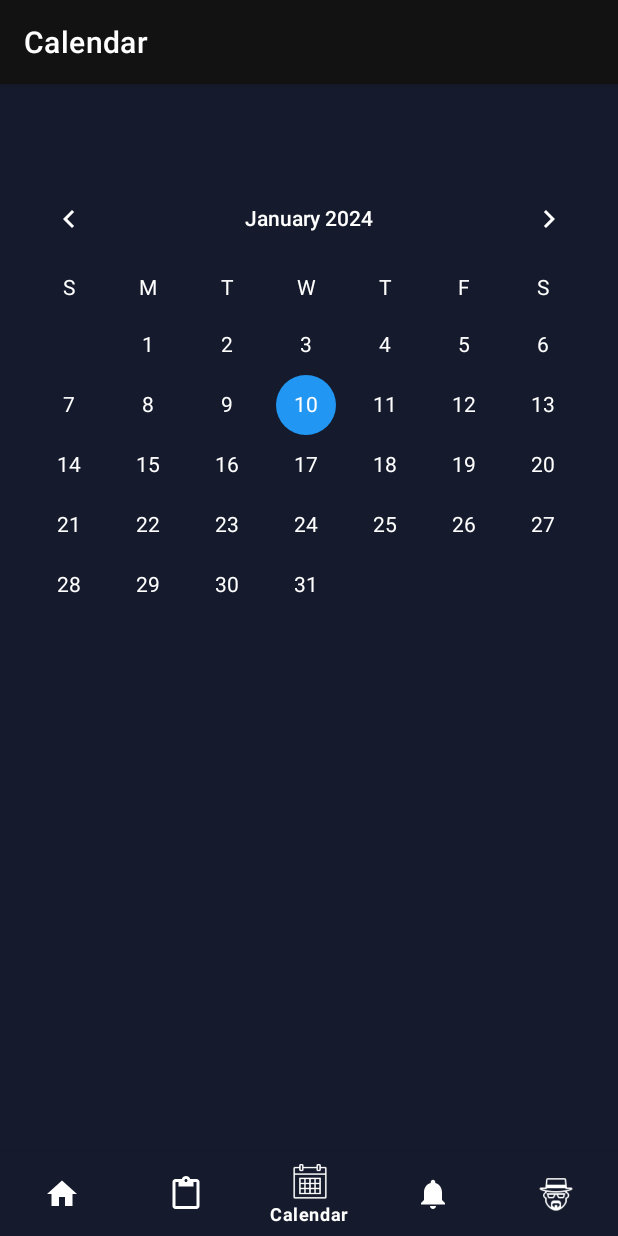
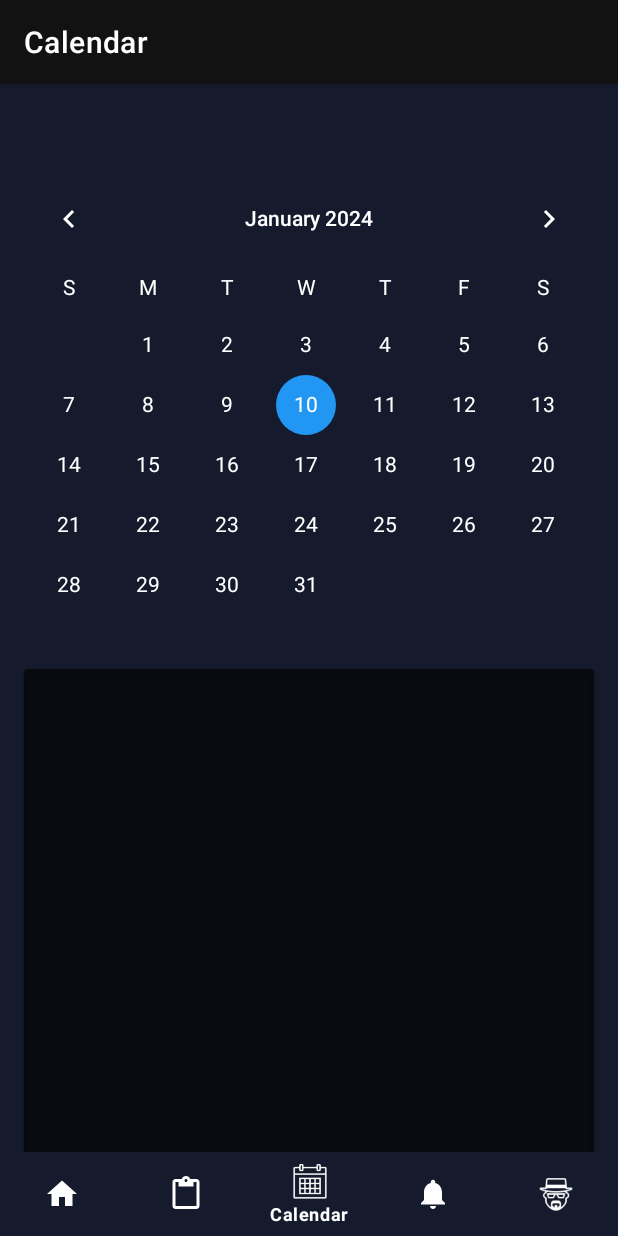
Before and after one commit to Alexmarques11/GymRats, an Android app: the CalendarFragment screen opened through its navigation route, on a phone screen of 412 x 824 dp. Run offline under Robolectric (Android 15) with nearby library versions, the phone set to English and light mode, and no system bars; our stand-ins replace Room's generated code, navigation-ui.

Commit message:
Nada de Mais

```diff
--- a/app/build.gradle.kts
+++ b/app/build.gradle.kts
@@ -63,5 +63,7 @@ dependencies {
     implementation("androidx.room:room-runtime:$room_version")
     annotationProcessor("androidx.room:room-compiler:$room_version")
 
+    implementation ("androidx.cardview:cardview:1.0.0")
+
     kapt("androidx.room:room-compiler:$room_version")
 }
--- a/app/src/main/res/layout/fragment_calendar.xml
+++ b/app/src/main/res/layout/fragment_calendar.xml
@@ -1,6 +1,7 @@
 <?xml version="1.0" encoding="utf-8"?>
 <LinearLayout
     xmlns:android="http://schemas.android.com/apk/res/android"
+    xmlns:app="http://schemas.android.com/apk/res-auto"
     android:layout_width="match_parent"
     android:layout_height="match_parent"
     android:orientation="vertical"
@@ -14,10 +15,20 @@
         android:theme="@style/CalenderViewCustom"
         android:weekDayTextAppearance="@style/CalenderViewWeekCustomText" />
 
-    <ListView
-        android:id="@+id/listViewCalendar"
+    <androidx.cardview.widget.CardView
         android:layout_width="match_parent"
         android:layout_height="0dp"
-        android:layout_weight="1" />
+        android:layout_marginStart="16dp"
+        android:layout_marginTop="8dp"
+        android:layout_marginEnd="16dp"
+        android:layout_marginBottom="8dp"
+        android:layout_weight="0.2"
+        app:cardBackgroundColor="#99000000">
 
+        <ListView
+            android:id="@+id/listViewCalendar"
+            android:layout_width="match_parent"
+            android:layout_height="match_parent"
+            android:padding="8dp" />
+    </androidx.cardview.widget.CardView>
 </LinearLayout>
--- a/app/src/main/res/layout/row_calendar.xml
+++ b/app/src/main/res/layout/row_calendar.xml
@@ -31,4 +31,5 @@
         app:layout_constraintEnd_toEndOf="parent"
         app:layout_constraintStart_toStartOf="parent"
         app:layout_constraintTop_toTopOf="parent" />
+
 </androidx.constraintlayout.widget.ConstraintLayout>
```
